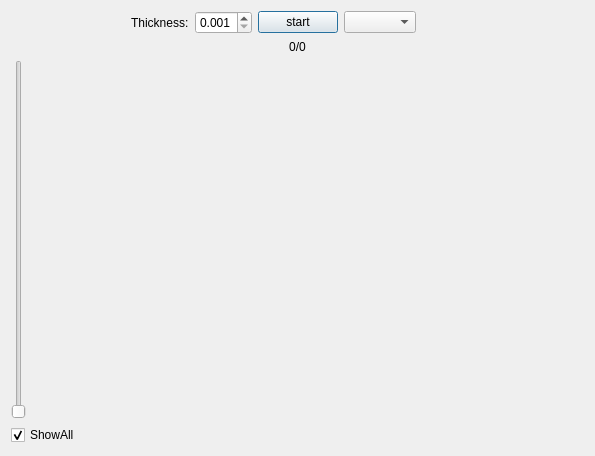
Old version of the form src/Main/Slice/slice.ui in the repository msnh2012/MyCAD.
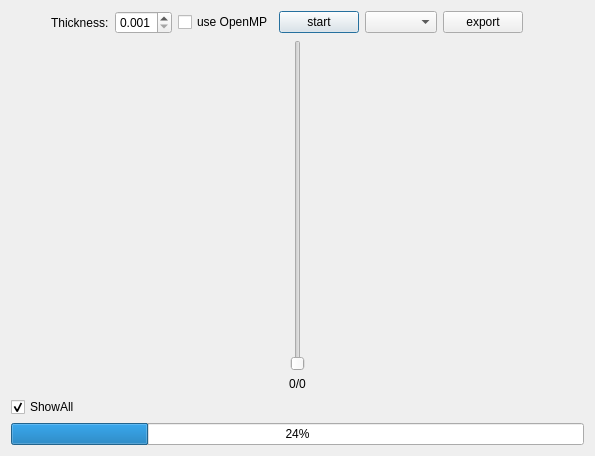
New version of the form.

The edit to the form file:
```diff
--- a/src/Main/Slice/slice.ui
+++ b/src/Main/Slice/slice.ui
@@ -13,7 +13,7 @@
   <property name="windowTitle">
    <string>Slice</string>
   </property>
-  <layout class="QVBoxLayout" name="verticalLayout" stretch="1,9">
+  <layout class="QVBoxLayout" name="verticalLayout" stretch="1,9,0">
    <item>
     <layout class="QHBoxLayout" name="horizontalLayout">
      <item>
@@ -23,7 +23,7 @@
        </property>
        <property name="sizeHint" stdset="0">
         <size>
-         <width>40</width>
+         <width>120</width>
          <height>20</height>
         </size>
        </property>
@@ -52,6 +52,13 @@
        </property>
       </widget>
      </item>
+     <item>
+      <widget class="QCheckBox" name="isParallel">
+       <property name="text">
+        <string>use OpenMP</string>
+       </property>
+      </widget>
+     </item>
      <item>
       <widget class="QPushButton" name="pushButton">
        <property name="text">
@@ -62,6 +69,13 @@
      <item>
       <widget class="QComboBox" name="comboBox"/>
      </item>
+     <item>
+      <widget class="QPushButton" name="exportBtn">
+       <property name="text">
+        <string>export</string>
+       </property>
+      </widget>
+     </item>
      <item>
       <spacer name="horizontalSpacer">
        <property name="orientation">
@@ -69,7 +83,7 @@
        </property>
        <property name="sizeHint" stdset="0">
         <size>
-         <width>168</width>
+         <width>140</width>
          <height>20</height>
         </size>
        </property>
@@ -81,6 +95,20 @@
     <layout class="QHBoxLayout" name="horizontalLayout_2" stretch="1,9">
      <item>
       <layout class="QVBoxLayout" name="verticalLayout_2">
+       <item>
+        <layout class="QHBoxLayout" name="horizontalLayout_4">
+         <item>
+          <widget class="QSlider" name="verticalSlider">
+           <property name="layoutDirection">
+            <enum>Qt::LeftToRight</enum>
+           </property>
+           <property name="orientation">
+            <enum>Qt::Vertical</enum>
+           </property>
+          </widget>
+         </item>
+        </layout>
+       </item>
        <item>
         <widget class="QLabel" name="layerCount">
          <property name="text">
@@ -91,16 +119,6 @@
          </property>
         </widget>
        </item>
-       <item>
-        <widget class="QSlider" name="verticalSlider">
-         <property name="layoutDirection">
-          <enum>Qt::LeftToRight</enum>
-         </property>
-         <property name="orientation">
-          <enum>Qt::Vertical</enum>
-         </property>
-        </widget>
-       </item>
        <item>
         <widget class="QCheckBox" name="checkBox">
          <property name="layoutDirection">
@@ -121,6 +139,25 @@
      </item>
     </layout>
    </item>
+   <item>
+    <widget class="QProgressBar" name="progressBar">
+     <property name="enabled">
+      <bool>true</bool>
+     </property>
+     <property name="value">
+      <number>24</number>
+     </property>
+     <property name="textVisible">
+      <bool>true</bool>
+     </property>
+     <property name="orientation">
+      <enum>Qt::Horizontal</enum>
+     </property>
+     <property name="textDirection">
+      <enum>QProgressBar::TopToBottom</enum>
+     </property>
+    </widget>
+   </item>
   </layout>
  </widget>
  <resources/>
```
